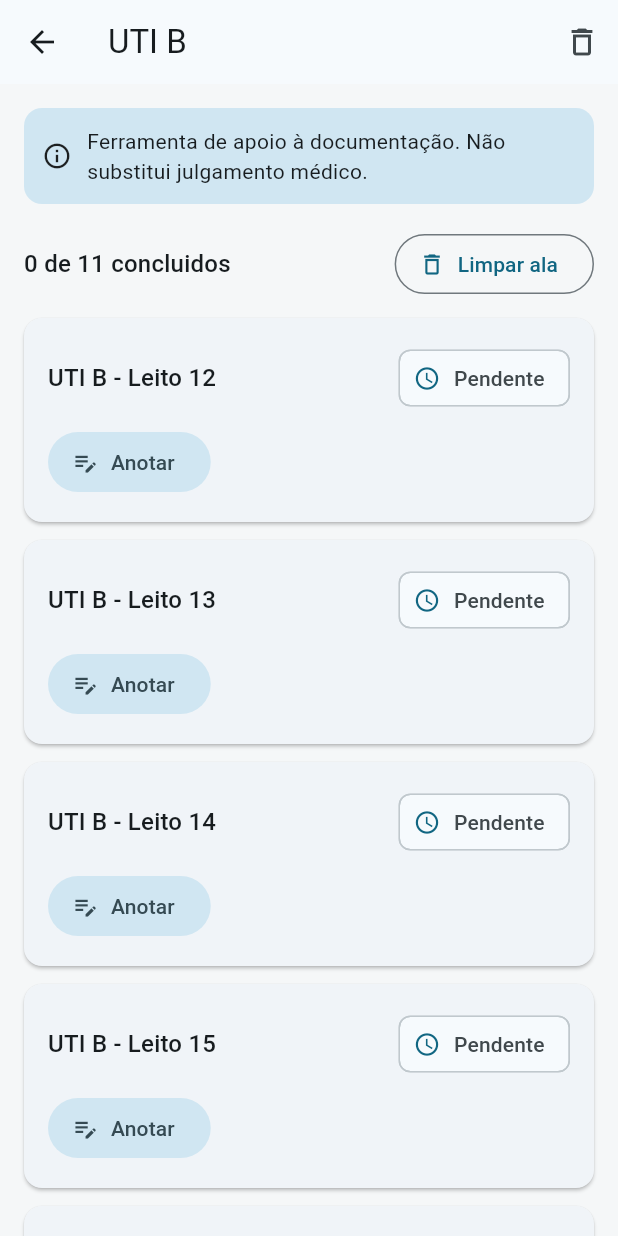
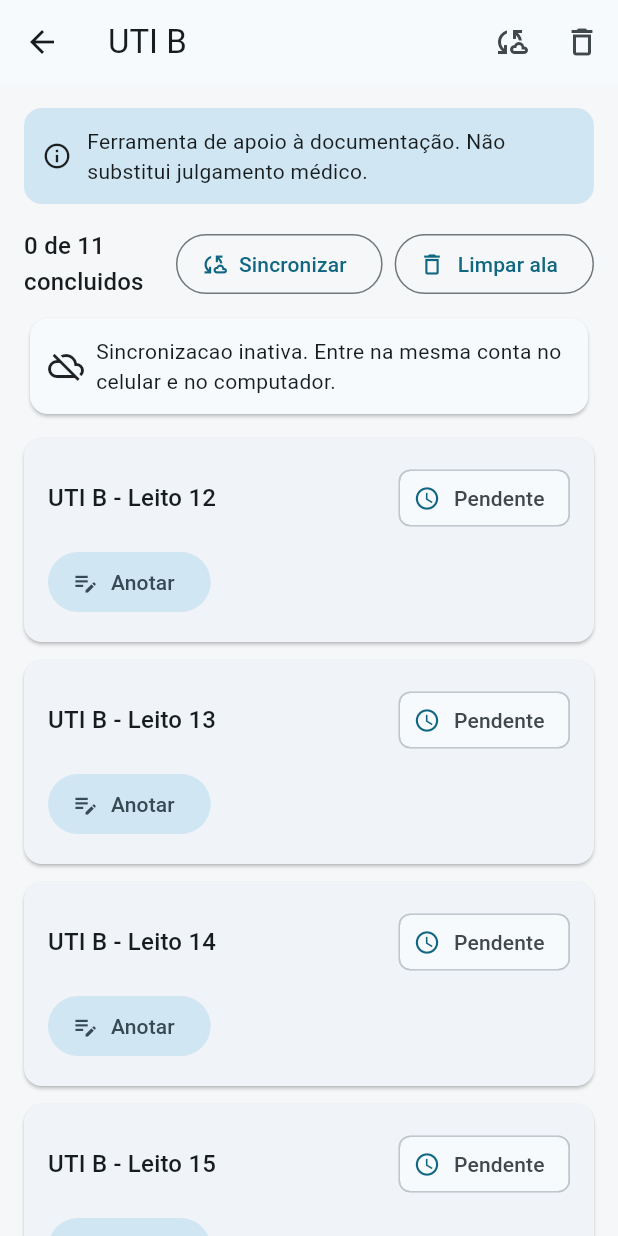
Before and after one commit to AllanSakai/evolucao-uti, a Flutter app: the screen it shows after launch, after a tap on "UTI B", on a phone screen of 412 x 824 dp. Run offline on Flutter 3.47's test engine with Material 3 defaults, Android fonts, the phone set to English and light mode, and no system bars; our stand-ins replace shared_preferences, supabase_flutter; accounts and stored records are empty.

Commit message:
Add manual Supabase sync controls

```diff
--- a/lib/screens/shift_round_screen.dart
+++ b/lib/screens/shift_round_screen.dart
@@ -4,6 +4,7 @@ import '../models/icu_unit.dart';
 import '../models/selected_bed.dart';
 import '../services/evolution_generator.dart';
 import '../services/shift_round_store.dart';
+import '../services/supabase_sync_service.dart';
 import '../widgets/medical_disclaimer.dart';
 import 'evolution_form_screen.dart';
 import 'evolution_preview_screen.dart';
@@ -19,6 +20,8 @@ class ShiftRoundScreen extends StatefulWidget {
 }
 
 class _ShiftRoundScreenState extends State<ShiftRoundScreen> {
+  bool _syncing = false;
+
   @override
   void initState() {
     super.initState();
@@ -44,6 +47,16 @@ class _ShiftRoundScreenState extends State<ShiftRoundScreen> {
         title: Text(widget.unit.name),
         actions: [
           IconButton(
+            tooltip: 'Sincronizar',
+            onPressed: _syncing ? null : _syncNow,
+            icon: _syncing
+                ? const SizedBox.square(
+                    dimension: 20,
+                    child: CircularProgressIndicator(strokeWidth: 2),
+                  )
+                : const Icon(Icons.cloud_sync_outlined),
+          ),
+          IconButton(
             tooltip: 'Limpar ala',
             onPressed: _clearUnit,
             icon: const Icon(Icons.delete_outline),
@@ -68,12 +81,20 @@ class _ShiftRoundScreenState extends State<ShiftRoundScreen> {
                       ),
                     ),
                     OutlinedButton.icon(
+                      onPressed: _syncing ? null : _syncNow,
+                      icon: const Icon(Icons.cloud_sync_outlined),
+                      label: Text(_syncing ? 'Sincronizando' : 'Sincronizar'),
+                    ),
+                    const SizedBox(width: 8),
+                    OutlinedButton.icon(
                       onPressed: _clearUnit,
                       icon: const Icon(Icons.delete_outline),
                       label: const Text('Limpar ala'),
                     ),
                   ],
                 ),
+                const SizedBox(height: 8),
+                _syncStatusCard(),
                 const SizedBox(height: 12),
                 ...widget.store.beds.map(_bedCard),
               ],
@@ -153,6 +174,61 @@ class _ShiftRoundScreenState extends State<ShiftRoundScreen> {
     ));
   }
 
+  Widget _syncStatusCard() {
+    final sync = SupabaseSyncService.instance;
+    final email = sync.userEmail;
+    final text = sync.canSync
+        ? 'Sincronizacao ativa: $email'
+        : 'Sincronizacao inativa. Entre na mesma conta no celular e no computador.';
+    return Card(
+      color: sync.canSync
+          ? Theme.of(context)
+              .colorScheme
+              .primaryContainer
+              .withValues(alpha: .35)
+          : Theme.of(context).colorScheme.surface,
+      child: Padding(
+        padding: const EdgeInsets.all(12),
+        child: Row(
+          children: [
+            Icon(sync.canSync
+                ? Icons.cloud_done_outlined
+                : Icons.cloud_off_outlined),
+            const SizedBox(width: 8),
+            Expanded(child: Text(text)),
+          ],
+        ),
+      ),
+    );
+  }
+
+  Future<void> _syncNow() async {
+    final sync = SupabaseSyncService.instance;
+    if (!sync.canSync) {
+      ScaffoldMessenger.of(context).showSnackBar(
+        const SnackBar(
+          content: Text('Entre na mesma conta no celular e no computador.'),
+        ),
+      );
+      return;
+    }
+    setState(() => _syncing = true);
+    try {
+      final count = await widget.store.syncFromRemote(widget.unit.beds);
+      if (!mounted) return;
+      ScaffoldMessenger.of(context).showSnackBar(
+        SnackBar(content: Text('Sincronizacao concluida ($count registros).')),
+      );
+    } catch (error) {
+      if (!mounted) return;
+      ScaffoldMessenger.of(context).showSnackBar(
+        SnackBar(content: Text('Falha ao sincronizar: $error')),
+      );
+    } finally {
+      if (mounted) setState(() => _syncing = false);
+    }
+  }
+
   Future<void> _clearUnit() async {
     final confirmed = await showDialog<bool>(
       context: context,
--- a/lib/services/shift_round_store.dart
+++ b/lib/services/shift_round_store.dart
@@ -15,6 +15,7 @@ abstract interface class ShiftRoundStore extends ChangeNotifier {
   SelectedBed getById(String bedId);
   void saveDraft(String bedId, EvolutionData data);
   void markCompleted(String bedId);
+  Future<int> syncFromRemote(List<Bed> unitBeds);
   Future<void> clear();
 }
 
@@ -54,6 +55,9 @@ class InMemoryShiftRoundStore extends ChangeNotifier
     selected.status = BedProgressStatus.completed;
     notifyListeners();
   }
+
+  @override
+  Future<int> syncFromRemote(List<Bed> unitBeds) async => 0;
 
   @override
   Future<void> clear() async {
@@ -110,9 +114,18 @@ class PersistentShiftRoundStore extends ChangeNotifier
     notifyListeners();
   }
 
-  Future<void> syncFromRemote(List<Bed> unitBeds) async {
+  @override
+  Future<int> syncFromRemote(List<Bed> unitBeds) async {
+    for (final selected in _beds.values) {
+      if (selected.evolutionData == null) continue;
+      await _sync.upsertBed(
+        bed: selected.bed,
+        status: selected.status,
+        evolutionData: selected.evolutionData,
+      );
+    }
     final remoteBeds = await _sync.fetchUnit(unitCode);
-    if (remoteBeds.isEmpty) return;
+    if (remoteBeds.isEmpty) return 0;
     final bedsById = {for (final bed in unitBeds) bed.id: bed};
     for (final remote in remoteBeds) {
       final bed = bedsById[remote.bedId];
@@ -125,6 +138,7 @@ class PersistentShiftRoundStore extends ChangeNotifier
     }
     _persist();
     notifyListeners();
+    return remoteBeds.length;
   }
 
   @override
@@ -138,11 +152,13 @@ class PersistentShiftRoundStore extends ChangeNotifier
       selected.status = BedProgressStatus.inProgress;
     }
     _persist();
-    unawaited(_sync.upsertBed(
+    unawaited(_sync
+        .upsertBed(
           bed: selected.bed,
           status: selected.status,
           evolutionData: selected.evolutionData,
-    ));
+        )
+        .catchError((error) => debugPrint('Falha ao sincronizar: $error')));
     notifyListeners();
   }
 
@@ -152,11 +168,13 @@ class PersistentShiftRoundStore extends ChangeNotifier
     if (selected.evolutionData == null) return;
     selected.status = BedProgressStatus.completed;
     _persist();
-    unawaited(_sync.upsertBed(
+    unawaited(_sync
+        .upsertBed(
           bed: selected.bed,
           status: selected.status,
           evolutionData: selected.evolutionData,
-    ));
+        )
+        .catchError((error) => debugPrint('Falha ao sincronizar: $error')));
     notifyListeners();
   }
 
```
Lines whose indentation alone changed are shown as unchanged.
